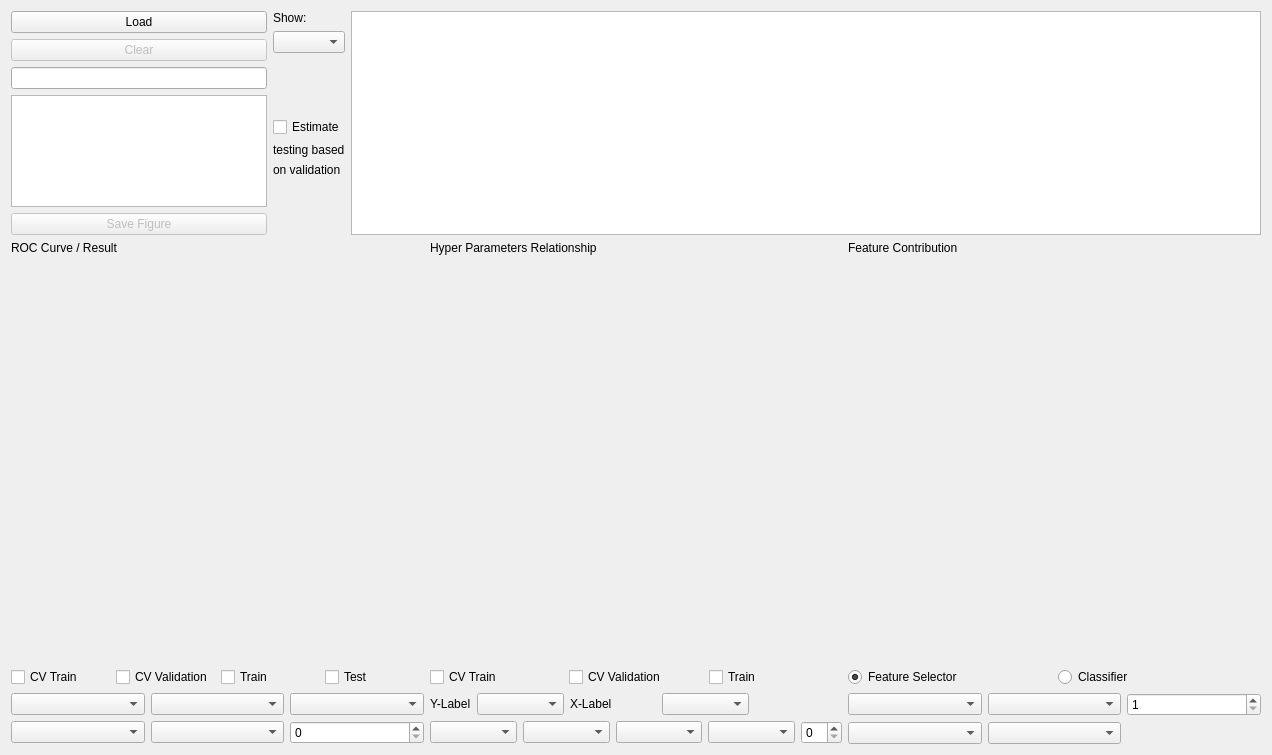
Old version of the form GUI/Visualization.ui in the repository salan668/FAE.
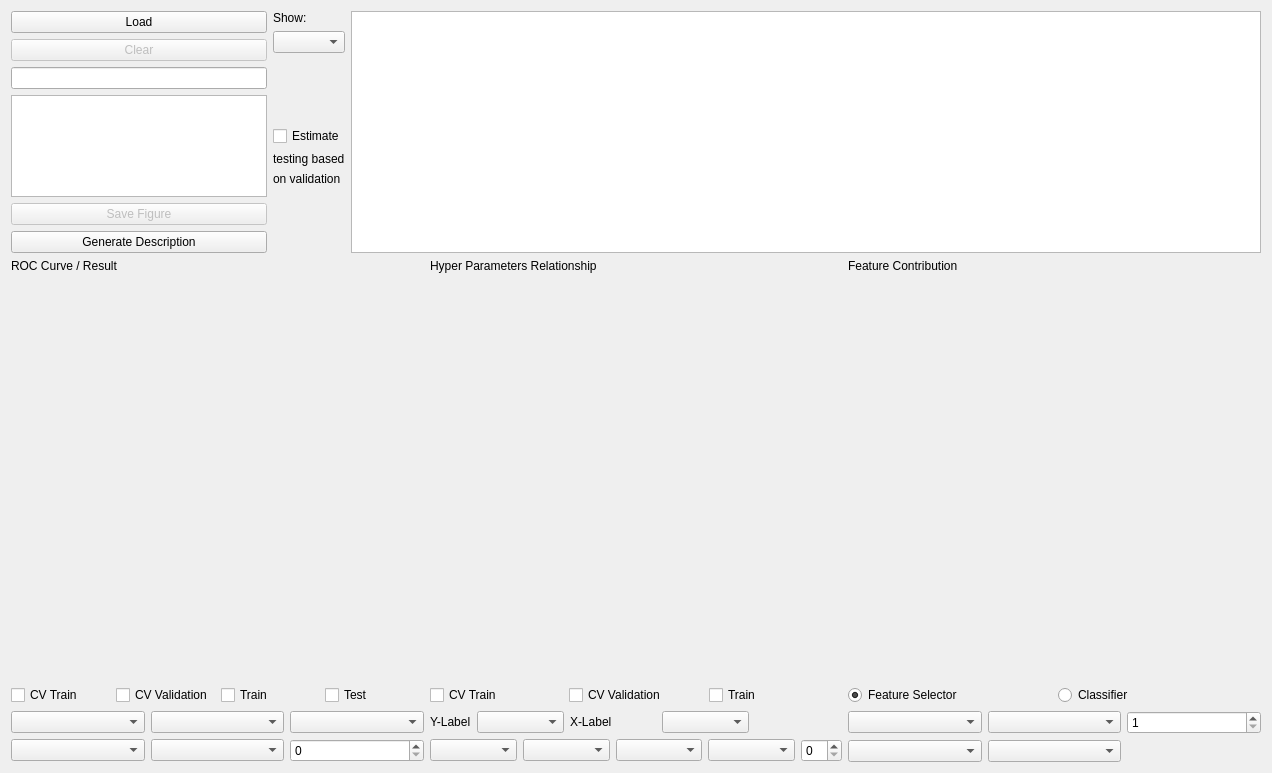
New version of the form. Custom widgets are drawn as their Qt base class.

Commit message: Move the description into the Visualization part.

```diff
--- a/GUI/Visualization.ui
+++ b/GUI/Visualization.ui
@@ -7,7 +7,7 @@
     <x>0</x>
     <y>0</y>
     <width>1272</width>
-    <height>755</height>
+    <height>773</height>
    </rect>
   </property>
   <property name="windowTitle">
@@ -53,6 +53,13 @@
            </property>
           </widget>
          </item>
+         <item>
+          <widget class="QPushButton" name="buttonGenerateDescription">
+           <property name="text">
+            <string>Generate Description</string>
+           </property>
+          </widget>
+         </item>
         </layout>
        </item>
        <item>
```
The commit also changes 2 other files.
